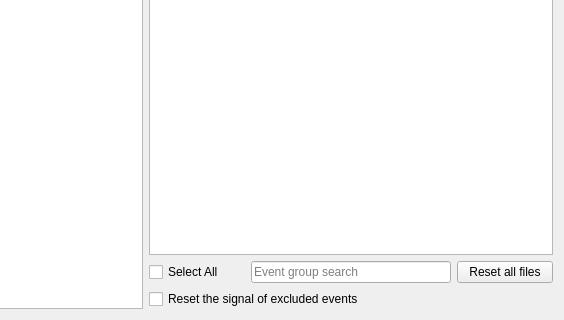
Qt form tools/CEAMSTools/PowerSpectralAnalysis/NonValidEventStep/Ui_NonValidEventStep.ui (SnoozToolbox/snooz-package-ceams) before a commit; both pictures show x 273 to 837 and y 347 to 667 of the 837 by 667 pixel window.
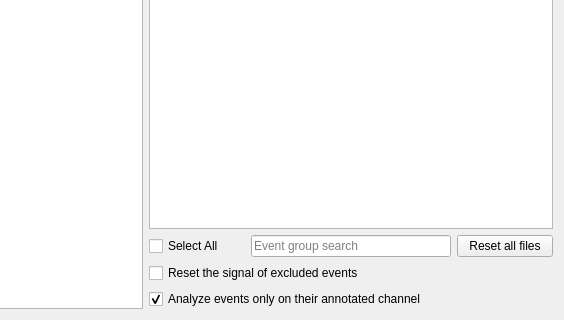
The same form after that commit.

Commit message: A new feature added to the Power Spectral Analysis tool to analyze events on a channel other than their annotated channel.

Diff of the .ui file:
```diff
--- a/tools/CEAMSTools/PowerSpectralAnalysis/NonValidEventStep/Ui_NonValidEventStep.ui
+++ b/tools/CEAMSTools/PowerSpectralAnalysis/NonValidEventStep/Ui_NonValidEventStep.ui
@@ -122,6 +122,16 @@
        </property>
       </widget>
      </item>
+     <item>
+      <widget class="QCheckBox" name="match_event_channels_checkBox">
+       <property name="text">
+        <string>Analyze events only on their annotated channel</string>
+       </property>
+       <property name="checked">
+        <bool>true</bool>
+       </property>
+      </widget>
+     </item>
     </layout>
    </item>
   </layout>
```
Left out of the diff: 16 changed lines with no effect on the pictures. The commit also changes 8 other files.
